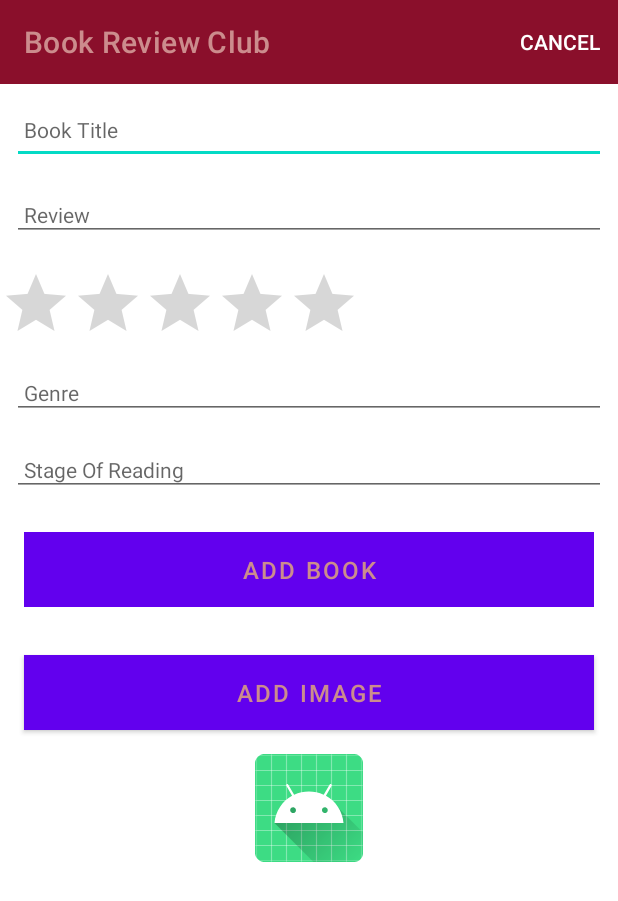
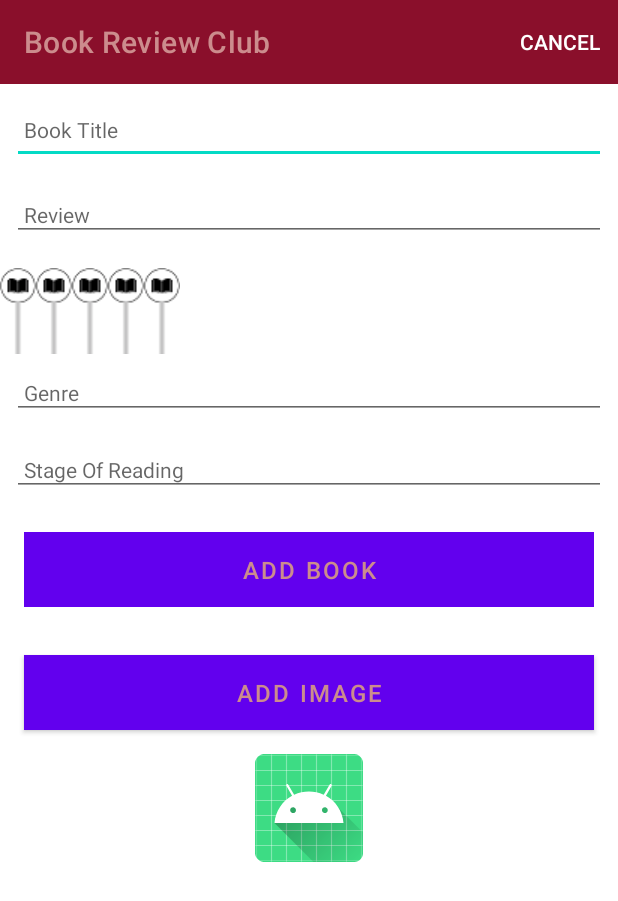
Before and after one commit to Ashinisagaran/BookReview_Android_CA02, an Android app: the BookReviewActivity screen opened directly, with no data from a screen before it, on a phone screen of 412 x 824 dp. Shown: the top 901 px of the screen. Run offline under Robolectric (Android 15) with nearby library versions, the light colour scheme and no system bars; our stand-ins replace Picasso, Timber; 1 statement that could not run was skipped.

Commit message:
Changed and managed to make the book icons work.

```diff
--- /dev/null
+++ b/app/src/main/res/drawable/rating_book.xml
@@ -0,0 +1,8 @@
+<?xml version="1.0" encoding="utf-8"?>
+
+<layer-list xmlns:android="http://schemas.android.com/apk/res/android">
+
+    <item android:id="@android:id/background" android:drawable="@drawable/rating_empty" />
+    <item android:id="@android:id/secondaryProgress" android:drawable="@drawable/rating_empty" />
+    <item android:id="@android:id/progress" android:drawable="@drawable/rating_fill" />
+</layer-list>
--- a/app/src/main/res/layout/activity_book_review.xml
+++ b/app/src/main/res/layout/activity_book_review.xml
@@ -74,7 +74,7 @@
                     android:layout_height="wrap_content"
                     android:layout_marginTop="10dp"
                     android:text="@string/rating"
-                    app:theme="@style/CustomRatingBarStyle"
+                    android:progressDrawable="@drawable/rating_book"
                     app:layout_constraintLeft_toLeftOf="parent"
                     app:layout_constraintRight_toRightOf="parent"
                     app:layout_constraintTop_toTopOf="parent"
```
